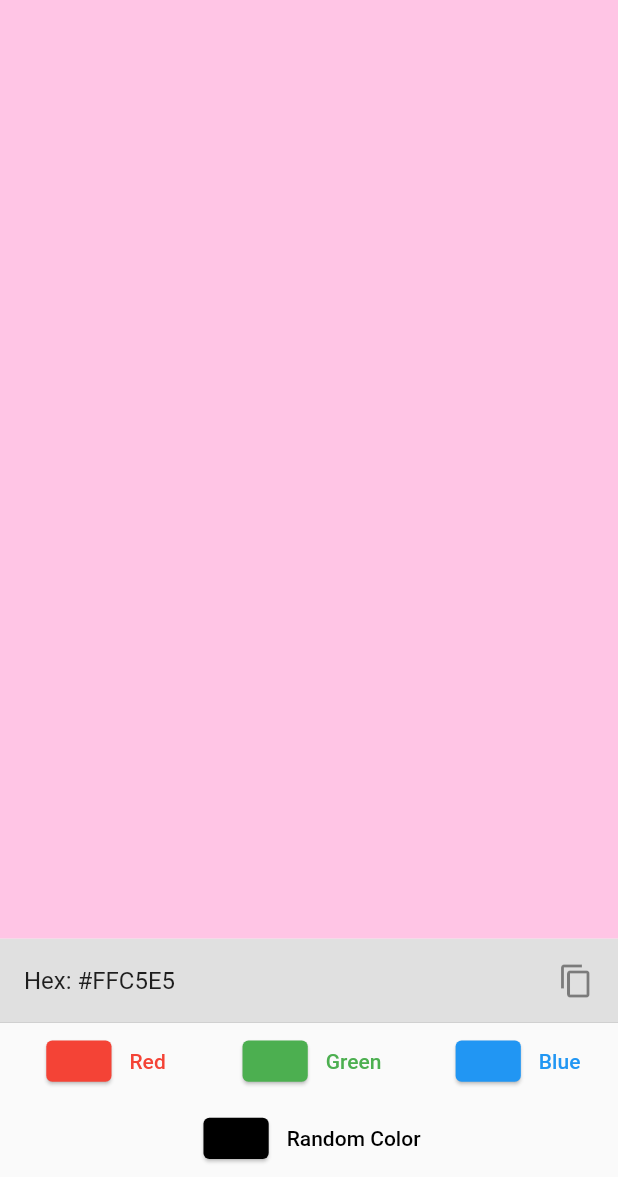
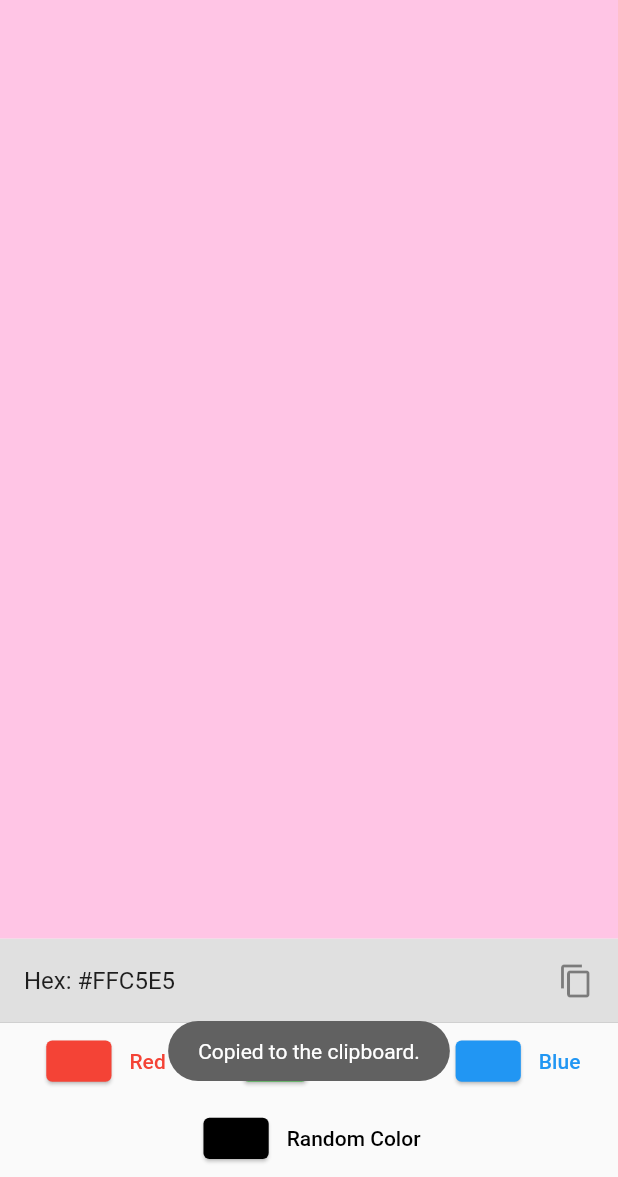
Before and after one commit to metehankarakaya/colorify-mobile, a Flutter app: the screen it shows after launch, after a tap on an icon or button, on a phone screen of 412 x 824 dp, the part 59-1236 px from its top. Run offline on Flutter 3.47's test engine with Material 2 defaults, Android fonts, the phone set to English and light mode, and no system bars; our stand-ins replace fluttertoast, logger, stacked.

Commit message:
Add copy to clipboard

```diff
--- /dev/null
+++ b/lib/presentation/common/toast_message/toast_message_view.dart
@@ -0,0 +1,7 @@
+import 'package:colorify/presentation/resources/color_manager.dart';
+import 'package:fluttertoast/fluttertoast.dart';
+
+void showToastMessage() => Fluttertoast.showToast(
+  msg: "Copied to the clipboard.",
+  backgroundColor: AppColor.grey700
+);
--- a/lib/presentation/home/home_view_model.dart
+++ b/lib/presentation/home/home_view_model.dart
@@ -1,7 +1,9 @@
 import 'dart:math';
 
 import 'package:colorify/presentation/common/main_view_model.dart';
+import 'package:colorify/presentation/common/toast_message/toast_message_view.dart';
 import 'package:flutter/services.dart';
+import 'package:fluttertoast/fluttertoast.dart';
 import 'package:logger/logger.dart';
 
 class HomeViewModel extends MainViewModel {
@@ -20,6 +22,8 @@ class HomeViewModel extends MainViewModel {
 
   copyHexCode(String hexCode) async {
     await Clipboard.setData(ClipboardData(text: "#$hexCode"));
+    Fluttertoast.cancel();
+    showToastMessage();
   }
 
   String hexPart = "";
--- a/lib/presentation/resources/color_manager.dart
+++ b/lib/presentation/resources/color_manager.dart
@@ -15,5 +15,6 @@ class AppColor {
   static const Color violet = Colors.purple;
 
   static Color grey300 = Colors.grey.shade300;
+  static Color grey700 = Colors.grey.shade700;
 
 }
--- a/pubspec.yaml
+++ b/pubspec.yaml
@@ -32,6 +32,7 @@ dependencies:
     sdk: flutter
   logger: ^2.0.2
   stacked: ^3.4.1+1
+  fluttertoast: ^8.2.2
 
   # The following adds the Cupertino Icons font to your application.
   # Use with the CupertinoIcons class for iOS style icons.
```
Also changed, not shown: pubspec.lock.
